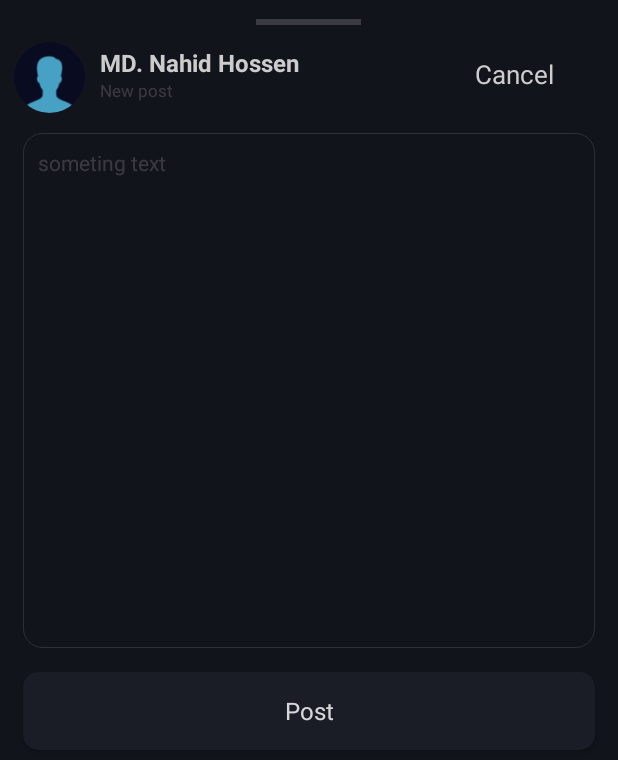
After one commit to appscraftbd/NEED_SOCAL, an Android app: the layout new_post.xml on its own in the app's theme, with its tools: preview values and no code run, on a phone screen of 412 x 824 dp. The commit adds this screen. Shown: the top 760 px of the screen. Run offline under Robolectric (Android 15) with nearby library versions, the phone set to English and light mode, and no system bars.

Commit message:
update12

```diff
--- /dev/null
+++ b/app/src/main/res/drawable/deatils_back.xml
@@ -0,0 +1,11 @@
+<?xml version="1.0" encoding="utf-8"?>
+<selector xmlns:android="http://schemas.android.com/apk/res/android">
+    <item>
+        <shape xmlns:android="http://schemas.android.com/apk/res/android" android:shape="rectangle">
+            <solid android:color="#0012141C" />
+            <corners android:radius="12.4dp" />
+            <stroke android:width="1px" android:color="#20EBEBEB" />
+
+        </shape>
+    </item>
+</selector>
--- /dev/null
+++ b/app/src/main/res/layout/new_post.xml
@@ -0,0 +1,171 @@
+<?xml version="1.0" encoding="utf-8"?>
+<LinearLayout xmlns:android="http://schemas.android.com/apk/res/android"
+    xmlns:tools="http://schemas.android.com/tools"
+    android:id="@+id/bottomshit"
+    android:background="#12141C"
+    android:layout_width="match_parent"
+    android:layout_height="match_parent"
+    xmlns:app="http://schemas.android.com/apk/res-auto"
+    tools:ignore="MissingDefaultResource">
+
+
+        <LinearLayout
+            android:layout_width="match_parent"
+            android:layout_height="wrap_content"
+            android:layout_margin="5dp"
+            android:orientation="vertical"
+            >
+            <View
+                android:layout_width="70dp"
+                android:layout_height="4dp"
+                android:background="@color/grey"
+                android:layout_marginTop="7dp"
+                android:layout_gravity="center_horizontal"
+                />
+
+            <LinearLayout
+                android:layout_marginTop="7dp"
+                android:layout_width="match_parent"
+                android:layout_height="wrap_content"
+                android:layout_gravity="center"
+                android:layout_marginBottom="3dp"
+                android:orientation="horizontal">
+
+
+                <de.hdodenhof.circleimageview.CircleImageView
+                    xmlns:app="http://schemas.android.com/apk/res-auto"
+                    android:id="@+id/profile_image"
+                    android:layout_width="47dp"
+                    android:layout_height="47dp"
+                    android:src="@drawable/profile"
+                    android:layout_marginLeft="4dp"
+                    android:layout_marginTop="4dp"
+                    />
+                <LinearLayout
+                    android:layout_width="match_parent"
+                    android:layout_height="wrap_content"
+                    android:layout_marginLeft="10dp"
+                    android:layout_gravity="center"
+                    android:orientation="vertical">
+                    <TextView
+                        android:id="@+id/username"
+                        android:layout_width="wrap_content"
+                        android:layout_height="wrap_content"
+                        android:text="MD. Nahid Hossen"
+                        android:textColor="#CCCCCC"
+                        android:textSize="16dp"
+                        android:textStyle="bold"
+
+                        />
+                    <TextView
+                        android:id="@+id/date_tv"
+                        android:layout_width="wrap_content"
+                        android:layout_height="wrap_content"
+                        android:text="New post"
+                        android:textColor="@color/grey"
+                        android:textSize="11dp"/>
+
+                </LinearLayout>
+
+
+                <TextView
+                    android:id="@+id/cancel_post"
+                    android:layout_width="wrap_content"
+                    android:layout_height="match_parent"
+                    android:gravity="center_vertical"
+                    android:textSize="17dp"
+                    android:text="Cancel"
+                    android:layout_marginLeft="-90dp"
+                    android:textColor="#CCCCCC"
+                    />
+
+
+
+
+            </LinearLayout>
+
+            <LinearLayout
+                android:layout_width="match_parent"
+                android:layout_height="wrap_content"
+                android:orientation="vertical"
+                android:layout_margin="10dp"
+                android:background="@drawable/deatils_back"
+                >
+                <EditText
+                    android:layout_width="match_parent"
+                    android:layout_height="wrap_content"
+                    android:lines="20"
+                    android:hint="someting text"
+                    android:textColorHint="@color/grey"
+                    android:textSize="14dp"
+                    android:gravity="start"
+                    android:textColor="#CCCCCC"
+                    android:scrollbars = "vertical"
+                    android:background="#12141C"
+                    android:layout_margin="10dp"
+                    />
+
+            </LinearLayout>
+
+<!--            <LinearLayout-->
+<!--                android:layout_width="match_parent"-->
+<!--                android:layout_height="30dp"-->
+<!--                android:orientation="horizontal"-->
+<!--                android:layout_gravity="center_vertical"-->
+<!--                android:gravity="center_vertical"-->
+<!--                >-->
+<!--                <ImageView-->
+<!--                    android:layout_width="25dp"-->
+<!--                    android:layout_height="25dp"-->
+<!--                    android:src="@drawable/ic_gallary"-->
+<!--                    android:layout_marginLeft="10dp"-->
+<!--                    />-->
+<!--                <TextView-->
+<!--                    android:layout_width="wrap_content"-->
+<!--                    android:layout_height="wrap_content"-->
+<!--                    android:text="Add Image with url"-->
+<!--                    android:textColor="#E4CCCCCC"-->
+<!--                    android:layout_marginLeft="10dp"-->
+<!--                    />-->
+
+<!--            </LinearLayout>-->
+
+
+            <androidx.cardview.widget.CardView
+                android:layout_width="match_parent"
+                android:layout_height="52dp"
+                app:cardCornerRadius="10dp"
+                android:layout_weight="1"
+                android:layout_marginTop="6dp"
+                android:layout_marginBottom="10dp"
+                android:layout_marginLeft="10dp"
+                android:layout_marginRight="10dp"
+                android:backgroundTint="#181E37"
+                android:clickable="true"
+                android:foreground="?android:attr/selectableItemBackground"
+
+
+                >
+                <TextView
+                    android:gravity="center"
+                    android:layout_width="match_parent"
+                    android:layout_height="fill_parent"
+                    android:background="@drawable/follow_and_edit_btn"
+                    android:text="Post"
+                    android:textSize="16dp"
+                    android:textColor="#D3FFFFFF"
+                    />
+            </androidx.cardview.widget.CardView>
+
+
+
+
+
+
+
+
+
+
+        </LinearLayout>
+
+</LinearLayout>
```
Also changed, not shown: app/src/main/java/com/appscraftbd/needasocal/MainActivity.java (+5 -5 lines), app/src/main/java/com/appscraftbd/needasocal/PostEdit.java (deleted, +0 -34 lines), app/src/main/java/com/appscraftbd/needasocal/fragment/HomeFragment.java (+35 -4 lines), app/src/main/res/layout/activity_post_edit.xml (deleted, +0 -109 lines), app/src/main/res/layout/fragment_global.xml (+19 -9 lines), app/src/main/res/layout/fragment_profile.xml (+129 -106 lines), app/src/main/res/drawable/ic_close.png (added), app/src/main/res/drawable/ic_gallary.png (added), app/src/main/res/drawable/pro_education.png (added), app/src/main/res/drawable/pro_home.png (added), app/src/main/res/drawable/pro_info.png (added), app/src/main/res/drawable/pro_link.png (added), app/src/main/res/drawable/pro_work.png (added), app/src/main/res/drawable/profile_education_image.png (deleted).
